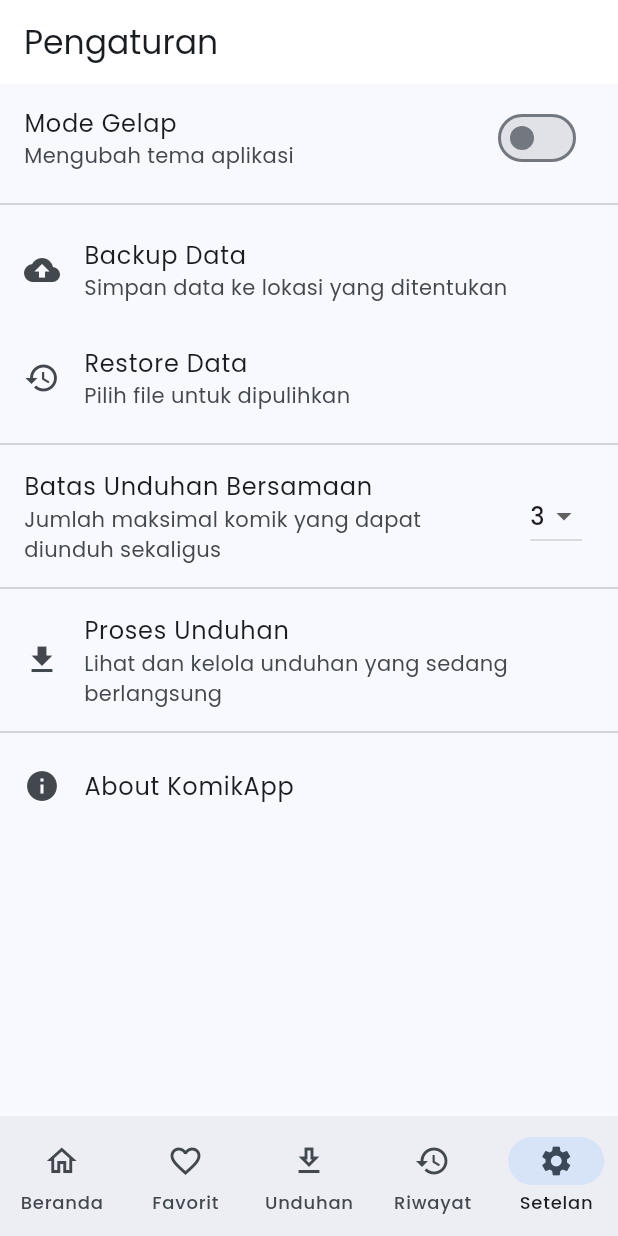
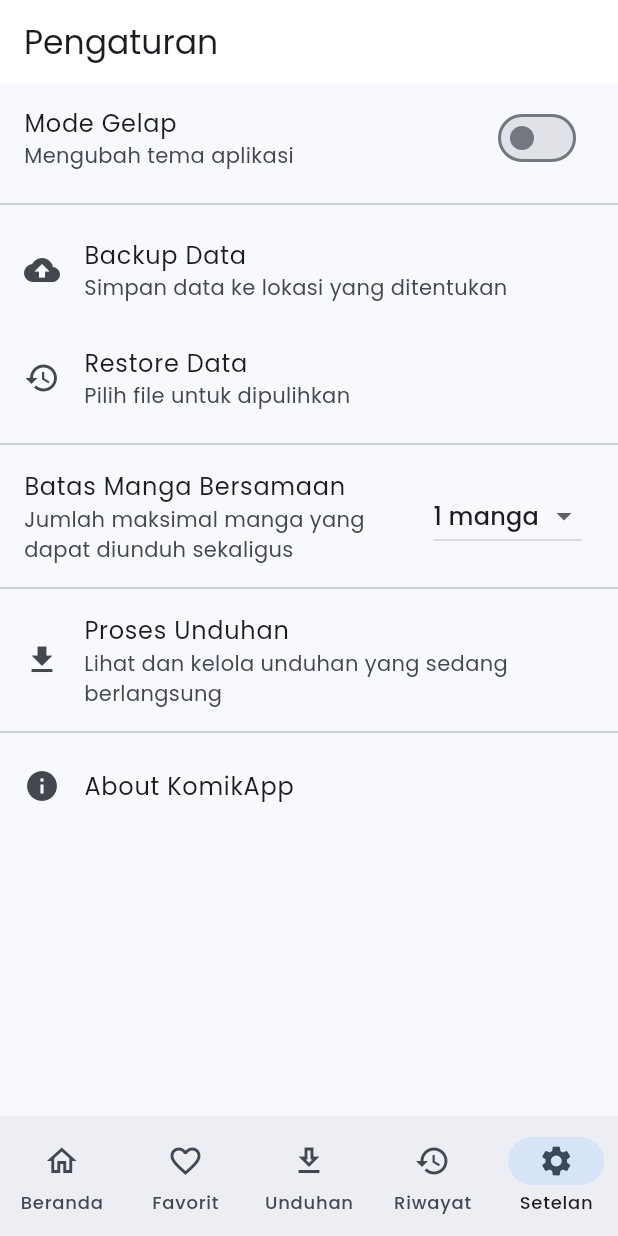
Before and after one commit to Tebe23/Komik-Scraping-Flutter, a Flutter app: the screen it shows after launch, item 5 of the bottom bar chosen, on a phone screen of 412 x 824 dp. Run offline on Flutter 3.47's test engine with Material 3 defaults, Android fonts, the phone set to English and light mode, and no system bars; our stand-ins replace cached_network_image, file_picker, google_fonts, open_file, permission_handler, photo_view and 1 more; missing offline and left inert: flutter_displaymode; network calls fail.

Commit message:
ganti download chapter sekaligus menjadi komik sekaligus

```diff
--- a/lib/screens/settings_screen.dart
+++ b/lib/screens/settings_screen.dart
@@ -146,14 +146,14 @@ class _SettingsScreenState extends State<SettingsScreen> {
           ),
           Divider(),
           ListTile(
-            title: Text('Batas Unduhan Bersamaan'),
-            subtitle: Text('Jumlah maksimal komik yang dapat diunduh sekaligus'),
+            title: Text('Batas Manga Bersamaan'),
+            subtitle: Text('Jumlah maksimal manga yang dapat diunduh sekaligus'),
             trailing: DropdownButton<int>(
               value: _maxConcurrentDownloads,
               items: [1, 2, 3, 4, 5].map((int value) {
                 return DropdownMenuItem<int>(
                   value: value,
-                  child: Text('$value'),
+                  child: Text('$value manga'),
                 );
               }).toList(),
               onChanged: (int? newValue) async {
--- a/lib/services/settings_service.dart
+++ b/lib/services/settings_service.dart
@@ -10,6 +10,6 @@ class SettingsService {
 
   Future<int> getMaxConcurrentDownloads() async {
     final prefs = await SharedPreferences.getInstance();
-    return prefs.getInt(_maxConcurrentDownloadsKey) ?? 3; // Default 3
+    return prefs.getInt(_maxConcurrentDownloadsKey) ?? 1; // Default 1
   }
 }
```
Also changed, not shown: lib/services/download_manager.dart (+21 -10 lines).
